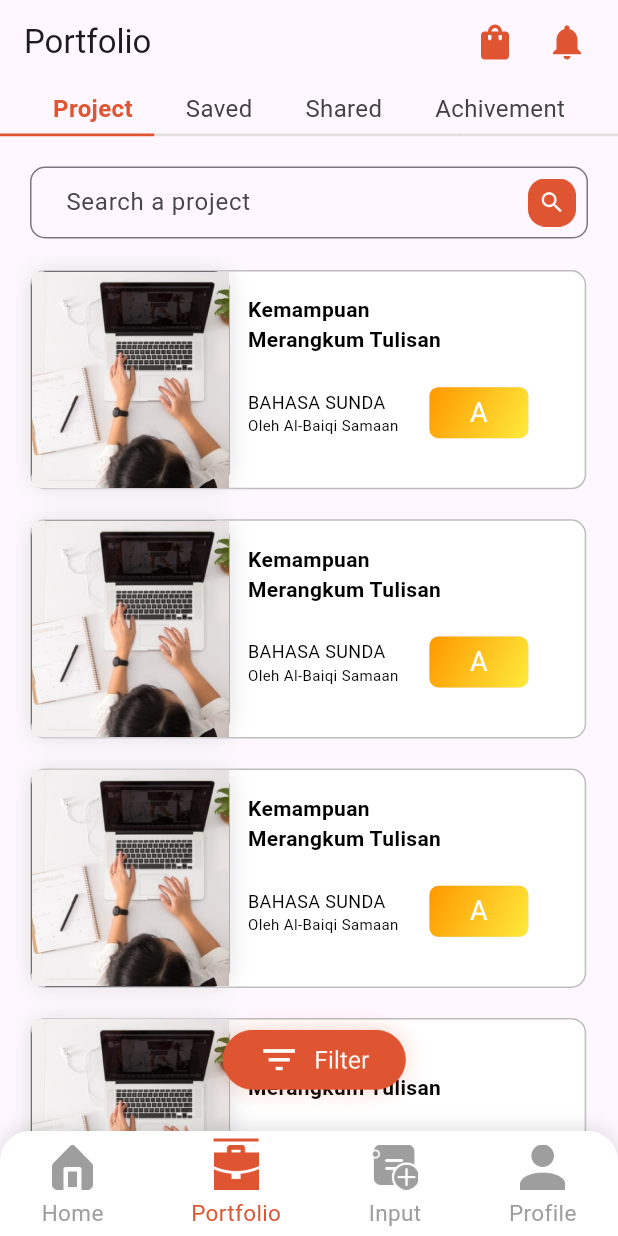
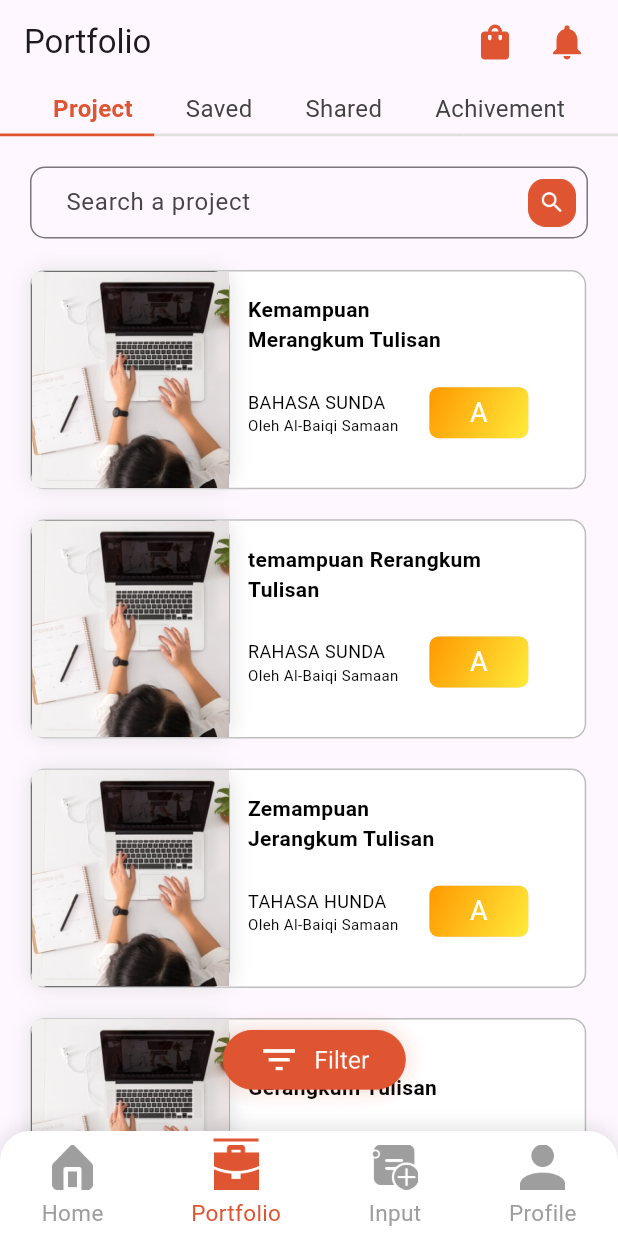
Before and after one commit to rahul2210045/student_portfolio, a Flutter app: the screen it shows after launch, on a phone screen of 412 x 824 dp. Run offline on Flutter 3.47's test engine with Material 3 defaults, Android fonts, the phone set to English and light mode, and no system bars; our stand-ins replace google_fonts, hexcolor; missing offline and left inert: dart:ffi.

Commit message:
sesarchBar functionality added

```diff
--- a/lib/main.dart
+++ b/lib/main.dart
@@ -15,7 +15,7 @@ class MyApp extends StatelessWidget {
   @override
   Widget build(BuildContext context) {
     SystemChrome.setSystemUIOverlayStyle(const SystemUiOverlayStyle(
-      statusBarColor: Colors.white, // Set status bar color to transparent
+      statusBarColor: Colors.white,
     ));
     return MaterialApp(
       debugShowCheckedModeBanner: false,
--- a/lib/screens/project_page.dart
+++ b/lib/screens/project_page.dart
@@ -2,7 +2,77 @@ import 'package:flutter/material.dart';
 import 'package:student_portfolio/components/card_component.dart';
 import 'package:student_portfolio/constants/constants.dart';
 
-class ProfilePage extends StatelessWidget {
+class ProfilePage extends StatefulWidget {
+  @override
+  _ProfilePageState createState() => _ProfilePageState();
+}
+
+class _ProfilePageState extends State<ProfilePage> {
+  TextEditingController _searchController = TextEditingController();
+  List<Map<String, String>> allCourses = [
+    {
+      "courseName": "BAHASA SUNDA",
+      "instructor": "Oleh Al-Baiqi Samaan",
+      "students": "34",
+      "description": "Kemampuan Merangkum Tulisan",
+      "icon": "army",
+    },
+    {
+      "courseName": "RAHASA SUNDA",
+      "instructor": "Oleh Al-Baiqi Samaan",
+      "students": "34",
+      "description": "temampuan Rerangkum Tulisan",
+      "icon": "army",
+    },
+    {
+      "courseName": "TAHASA HUNDA",
+      "instructor": "Oleh Al-Baiqi Samaan",
+      "students": "34",
+      "description": "Zemampuan Jerangkum Tulisan",
+      "icon": "army",
+    },
+    {
+      "courseName": "MAHASA GUNDA",
+      "instructor": "Bleh Al-Baiqi Samaan",
+      "students": "34",
+      "description": "Femampuan Gerangkum Tulisan",
+      "icon": "army",
+    },
+    // {
+    //   "courseName": "RAHASA SUNDA",
+    //   "instructor": "Oleh Al-Baiqi Samaan",
+    //   "students": "34",
+    //   "description": "Kemampuan Merangkum Tulisan",
+    //   "icon": "army",
+    // },
+    // Add more course items here
+  ];
+
+  List<Map<String, String>> filteredCourses = [];
+
+  @override
+  void initState() {
+    super.initState();
+    filteredCourses = allCourses;
+    _searchController.addListener(_filterCourses);
+  }
+
+  void _filterCourses() {
+    String query = _searchController.text.toLowerCase();
+    setState(() {
+      // Filter the course list based on the search query
+      filteredCourses = allCourses.where((course) {
+        return course['courseName']!.toLowerCase().contains(query);
+      }).toList();
+    });
+  }
+
+  @override
+  void dispose() {
+    _searchController.dispose();
+    super.dispose();
+  }
+
   @override
   Widget build(BuildContext context) {
     final screenWidth = MediaQuery.of(context).size.width;
@@ -20,6 +90,7 @@ class ProfilePage extends StatelessWidget {
                     height: 50,
                     width: double.infinity,
                     child: TextField(
+                      controller: _searchController,
                       decoration: InputDecoration(
                         suffixIcon: Padding(
                           padding: const EdgeInsets.all(8.0),
@@ -35,57 +106,23 @@ class ProfilePage extends StatelessWidget {
                           borderSide: BorderSide(
                             color: Colors.grey[400] ?? Colors.grey,
                           ),
-                            borderRadius: BorderRadius.circular(10)),
+                          borderRadius: BorderRadius.circular(10),
+                        ),
                       ),
                     ),
                   ),
                   SizedBox(height: 9),
+                  for (var course in filteredCourses)
                     customCoursesCard(
                       Colors.black,
                       Colors.black,
                       Colors.black,
                       Colors.black,
-                    "army",
-                    "BAHASA SUNDA",
-                    "Oleh Al-Baiqi Samaan",
-                    "34",
-                    "Kemampuan Merangkum Tulisan",
-                    context,
-                  ),
-                  customCoursesCard(
-                    Colors.black,
-                    Colors.black,
-                    Colors.black,
-                    Colors.black,
-                    "army",
-                    "BAHASA SUNDA",
-                    "Oleh Al-Baiqi Samaan",
-                    "34",
-                    "Kemampuan Merangkum Tulisan",
-                    context,
-                  ),
-                  customCoursesCard(
-                    Colors.black,
-                    Colors.black,
-                    Colors.black,
-                    Colors.black,
-                    "army",
-                    "BAHASA SUNDA",
-                    "Oleh Al-Baiqi Samaan",
-                    "34",
-                    "Kemampuan Merangkum Tulisan",
-                    context,
-                  ),
-                  customCoursesCard(
-                    Colors.black,
-                    Colors.black,
-                    Colors.black,
-                    Colors.black,
-                    "army",
-                    "BAHASA SUNDA",
-                    "Oleh Al-Baiqi Samaan",
-                    "34",
-                    "Kemampuan Merangkum Tulisan",
+                      course['icon']!,
+                      course['courseName']!,
+                      course['instructor']!,
+                      course['students']!,
+                      course['description']!,
                       context,
                     ),
                 ],
```
Lines whose indentation alone changed are shown as unchanged.
